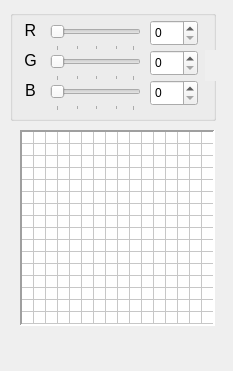
First picture: the form in paletteedit.ui, repository LoxoSoftware/RetroMap, before the edit.
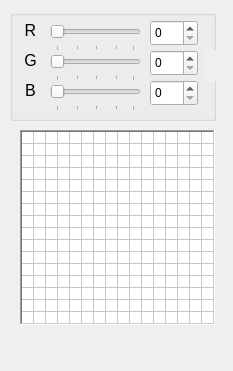
Second picture: the form after the edit.

```diff
--- a/paletteedit.ui
+++ b/paletteedit.ui
@@ -19,7 +19,7 @@
   <property name="maximumSize">
    <size>
     <width>233</width>
-    <height>16777215</height>
+    <height>524287</height>
    </size>
   </property>
   <property name="features">
@@ -38,13 +38,13 @@
       <x>20</x>
       <y>130</y>
       <width>195</width>
-      <height>196</height>
+      <height>195</height>
      </rect>
     </property>
     <property name="minimumSize">
      <size>
       <width>195</width>
-      <height>196</height>
+      <height>195</height>
      </size>
     </property>
     <property name="maximumSize">
@@ -61,13 +61,7 @@
      </font>
     </property>
     <property name="frameShape">
-     <enum>QFrame::Shape::Panel</enum>
-    </property>
-    <property name="frameShadow">
-     <enum>QFrame::Shadow::Sunken</enum>
-    </property>
-    <property name="lineWidth">
-     <number>2</number>
+     <enum>QFrame::Shape::WinPanel</enum>
     </property>
     <property name="verticalScrollBarPolicy">
      <enum>Qt::ScrollBarPolicy::ScrollBarAlwaysOff</enum>
@@ -96,9 +90,6 @@
     <property name="defaultDropAction">
      <enum>Qt::DropAction::MoveAction</enum>
     </property>
-    <property name="alternatingRowColors">
-     <bool>false</bool>
-    </property>
     <property name="selectionMode">
      <enum>QAbstractItemView::SelectionMode::ContiguousSelection</enum>
     </property>
```
Left out of the diff: 4 changed lines with no effect on the pictures.
